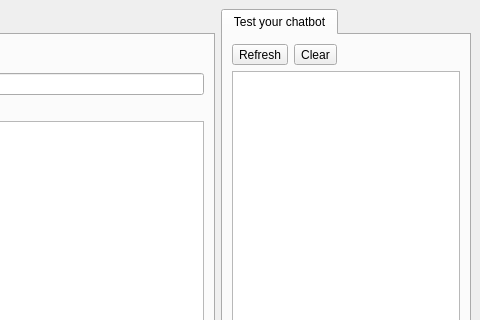
Before: the Qt Designer form src/main-project/front-end/mainwindow.ui in lvklabs/chatbot, drawn with Qt 5; both pictures show x 544 to 1024 and y 0 to 320 of the 1024 by 600 pixel window.
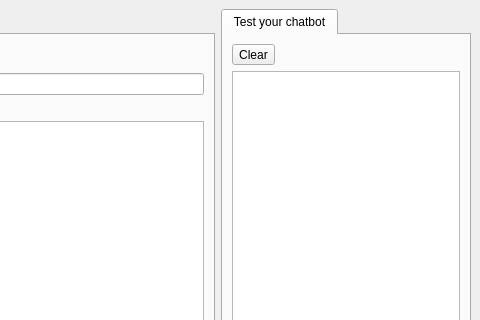
After: the same form once the commit is applied. Icons and pictures are not drawn.

Commit message: Removed button refresh. Improved html in appendTestConversation()

What changed in the file:
```diff
--- a/src/main-project/front-end/mainwindow.ui
+++ b/src/main-project/front-end/mainwindow.ui
@@ -380,13 +380,6 @@
        <layout class="QVBoxLayout" name="verticalLayout">
         <item>
          <layout class="QHBoxLayout" name="testToolbarLayout">
-          <item>
-           <widget class="QToolButton" name="refreshEngineRulesButton">
-            <property name="text">
-             <string>Refresh</string>
-            </property>
-           </widget>
-          </item>
           <item>
            <widget class="QToolButton" name="clearTestConversationButton">
             <property name="text">
```
The commit also changes 3 other files.
